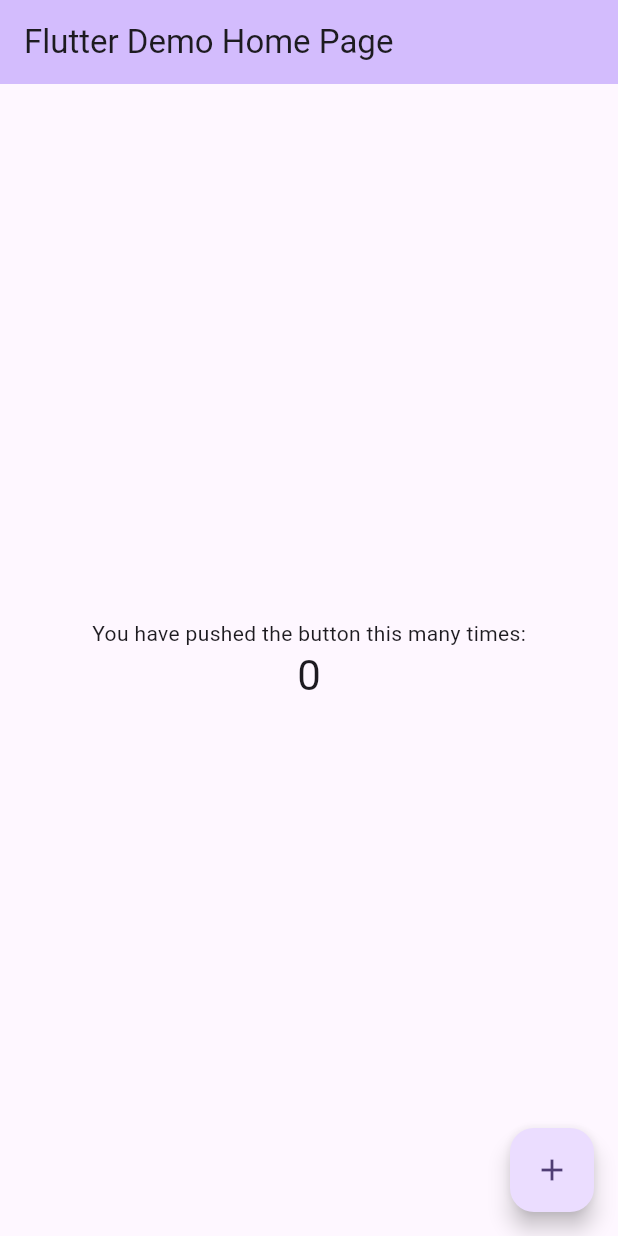
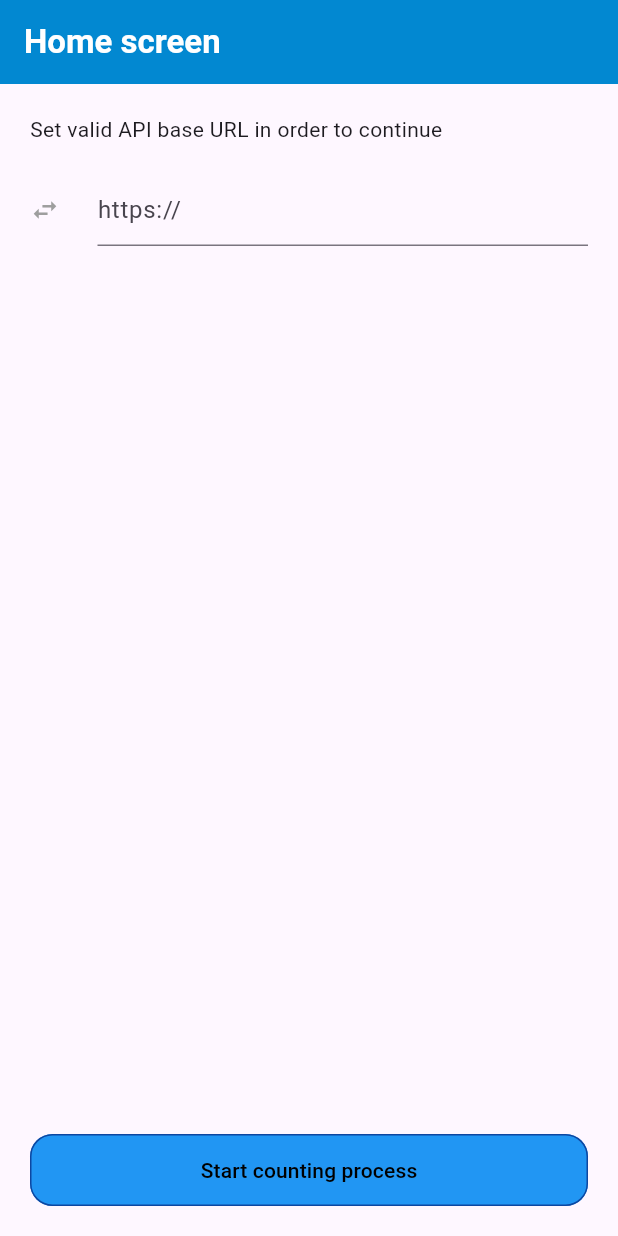
Before and after one commit to Viktor-Savytskyi/two_dots_short_way_app, a Flutter app: the screen it shows after launch, on a phone screen of 412 x 824 dp. Run offline on Flutter 3.47's test engine with Material 3 defaults, Android fonts, the phone set to English and light mode, and no system bars.

Commit message:
add urlValidator, models, home and process screen, api service

```diff
--- /dev/null
+++ b/lib/app.dart
@@ -0,0 +1,28 @@
+import 'package:flutter/material.dart';
+import 'screens/home_screen.dart';
+
+class MyApp extends StatelessWidget {
+  const MyApp({super.key});
+
+  // This widget is the root of your application.
+  @override
+  Widget build(BuildContext context) {
+    return MaterialApp(
+      title: 'Flutter Demo',
+      theme: ThemeData(
+        colorScheme: .fromSeed(seedColor: Colors.deepPurple),
+        appBarTheme: AppBarTheme(
+          backgroundColor:  Colors.lightBlue.shade700,
+          foregroundColor:  Colors.white,
+          centerTitle: false,
+          titleTextStyle: const TextStyle(
+            fontSize: 22,
+            fontWeight: FontWeight.w600,
+            color: Colors.white
+          ),
+        )
+      ),
+      home: const HomeScreen(title: 'Home screen'),
+    );
+  }
+}
--- a/lib/main.dart
+++ b/lib/main.dart
@@ -1,122 +1,6 @@
-import 'package:flutter/material.dart';
+import 'package:flutter/cupertino.dart';
+import 'app.dart';
 
 void main() {
   runApp(const MyApp());
 }
-
-class MyApp extends StatelessWidget {
-  const MyApp({super.key});
-
-  // This widget is the root of your application.
-  @override
-  Widget build(BuildContext context) {
-    return MaterialApp(
-      title: 'Flutter Demo',
-      theme: ThemeData(
-        // This is the theme of your application.
-        //
-        // TRY THIS: Try running your application with "flutter run". You'll see
-        // the application has a purple toolbar. Then, without quitting the app,
-        // try changing the seedColor in the colorScheme below to Colors.green
-        // and then invoke "hot reload" (save your changes or press the "hot
-        // reload" button in a Flutter-supported IDE, or press "r" if you used
-        // the command line to start the app).
-        //
-        // Notice that the counter didn't reset back to zero; the application
-        // state is not lost during the reload. To reset the state, use hot
-        // restart instead.
-        //
-        // This works for code too, not just values: Most code changes can be
-        // tested with just a hot reload.
-        colorScheme: .fromSeed(seedColor: Colors.deepPurple),
-      ),
-      home: const MyHomePage(title: 'Flutter Demo Home Page'),
-    );
-  }
-}
-
-class MyHomePage extends StatefulWidget {
-  const MyHomePage({super.key, required this.title});
-
-  // This widget is the home page of your application. It is stateful, meaning
-  // that it has a State object (defined below) that contains fields that affect
-  // how it looks.
-
-  // This class is the configuration for the state. It holds the values (in this
-  // case the title) provided by the parent (in this case the App widget) and
-  // used by the build method of the State. Fields in a Widget subclass are
-  // always marked "final".
-
-  final String title;
-
-  @override
-  State<MyHomePage> createState() => _MyHomePageState();
-}
-
-class _MyHomePageState extends State<MyHomePage> {
-  int _counter = 0;
-
-  void _incrementCounter() {
-    setState(() {
-      // This call to setState tells the Flutter framework that something has
-      // changed in this State, which causes it to rerun the build method below
-      // so that the display can reflect the updated values. If we changed
-      // _counter without calling setState(), then the build method would not be
-      // called again, and so nothing would appear to happen.
-      _counter++;
-    });
-  }
-
-  @override
-  Widget build(BuildContext context) {
-    // This method is rerun every time setState is called, for instance as done
-    // by the _incrementCounter method above.
-    //
-    // The Flutter framework has been optimized to make rerunning build methods
-    // fast, so that you can just rebuild anything that needs updating rather
-    // than having to individually change instances of widgets.
-    return Scaffold(
-      appBar: AppBar(
-        // TRY THIS: Try changing the color here to a specific color (to
-        // Colors.amber, perhaps?) and trigger a hot reload to see the AppBar
-        // change color while the other colors stay the same.
-        backgroundColor: Theme.of(context).colorScheme.inversePrimary,
-        // Here we take the value from the MyHomePage object that was created by
-        // the App.build method, and use it to set our appbar title.
-        title: Text(widget.title),
-      ),
-      body: Center(
-        // Center is a layout widget. It takes a single child and positions it
-        // in the middle of the parent.
-        child: Column(
-          // Column is also a layout widget. It takes a list of children and
-          // arranges them vertically. By default, it sizes itself to fit its
-          // children horizontally, and tries to be as tall as its parent.
-          //
-          // Column has various properties to control how it sizes itself and
-          // how it positions its children. Here we use mainAxisAlignment to
-          // center the children vertically; the main axis here is the vertical
-          // axis because Columns are vertical (the cross axis would be
-          // horizontal).
-          //
-          // TRY THIS: Invoke "debug painting" (choose the "Toggle Debug Paint"
-          // action in the IDE, or press "p" in the console), to see the
-          // wireframe for each widget.
-          mainAxisAlignment: .center,
-          children: [
-            const Text('You have pushed the button this many times:'),
-            Text(
-              '$_counter',
-              style: Theme.of(context).textTheme.headlineMedium,
-            ),
-          ],
-        ),
-      ),
-      floatingActionButton: FloatingActionButton(
-        onPressed: _incrementCounter,
-        tooltip: 'Increment',
-        child: const Icon(Icons.add),
-      ),
-    );
-  }
-}
--- /dev/null
+++ b/lib/models/grid_point_model.dart
@@ -0,0 +1,16 @@
+class GridPoint {
+  const GridPoint({
+    required this.x,
+    required this.y
+  });
+
+  final int x;
+  final int y;
+
+  factory GridPoint.fromJson(Map<String, dynamic> json) {
+    return GridPoint(
+      x: (json['x'] as num).toInt(),
+      y: (json['y'] as num).toInt(),
+    );
+  }
+}
--- /dev/null
+++ b/lib/models/path_task_model.dart
@@ -0,0 +1,24 @@
+import 'package:two_dots_short_way_app/models/grid_point_model.dart';
+
+class PathTask {
+  const PathTask({
+    required this.id,
+    required this.field,
+    required this.start,
+    required this.end,
+  });
+
+  final String id;
+  final List<String> field;
+  final GridPoint start;
+  final GridPoint end;
+
+  factory PathTask.fromJson(Map<String, dynamic> json) {
+    return PathTask(
+        id: json['id'] as String,
+      field: List<String>.from(json['field'] as List),
+      start: GridPoint.fromJson(json['start'] as Map<String, dynamic>),
+      end: GridPoint.fromJson(json['end'] as Map<String, dynamic>),
+    );
+  }
+}
--- /dev/null
+++ b/lib/screens/home_screen.dart
@@ -0,0 +1,129 @@
+import 'package:flutter/material.dart';
+import 'package:two_dots_short_way_app/models/path_task_model.dart';
+import 'package:two_dots_short_way_app/services/api_service.dart';
+import 'package:two_dots_short_way_app/utils/url_validator.dart';
+import 'package:two_dots_short_way_app/widgets/app_scaffold.dart';
+import 'process_screen.dart';
+
+class HomeScreen extends StatefulWidget {
+  const HomeScreen({super.key, required this.title});
+
+  final String title;
+
+  @override
+  State<HomeScreen> createState() => _HomeScreenState();
+}
+
+class _HomeScreenState extends State<HomeScreen> {
+  final _urlController = TextEditingController();
+  final _apiService = ApiService();
+  bool _isLoading = false;
+
+  @override
+  void dispose() {
+    _urlController.dispose();
+    super.dispose();
+  }
+
+  void _openDetails({ required List<PathTask> tasks, required Uri url }) {
+    Navigator.of(context).push(
+        MaterialPageRoute(
+            builder: (context) => ProcessScreen(url: url, taskFeature: tasks,)
+        )
+    );
+  }
+
+  Future<void> _onContinuePressed() async {
+    final input = _urlController.text.trim();
+
+    if (!isValidUrl(input)) {
+      _showAlert('Invalid URL');
+      return;
+    }
+
+    setState(() => _isLoading = true);
+
+    try {
+      final apiUri = Uri.parse(input);
+      final tasks = await _apiService.fetchTasks(apiUri);
+      for (var item in tasks)  {
+        print('===== Task id: ${item.id}');
+        print('task field: ${item.field}');
+        print('task start: x == ${item.start.x}, y == ${item.start.y}');
+        print('task end: x == ${item.end.x}, y == ${item.end.y}');
+        print('===== ');
+      }
+
+      _openDetails(tasks: tasks, url: apiUri);
+    } catch (error) {
+      if (!mounted) return;
+      _showAlert('Request failed $error'
+           );
+    } finally {
+      if (mounted) setState(() => _isLoading = false);
+    }
+  }
+
+  void _showAlert(String message) {
+    showDialog(context: context, builder: (context) => AlertDialog(
+      title: Text(message),
+      content: Text("Please enter vallid url. example https://example.com"),
+      actions: [
+        TextButton(onPressed: () => Navigator.of(context).pop(),
+            child: const Text('OK'))
+      ],
+    )
+    );
+  }
+
+  @override
+  Widget build(BuildContext context) {
+    return AppScaffold(
+        title: widget.title,
+        body: Stack(
+          children: [
+            Column(
+              crossAxisAlignment: .start,
+              children: [
+                Text('Set valid API base URL in order to continue'),
+                SizedBox(height: 20),
+                Row(
+                  children: [
+                    const Icon(Icons.swap_horiz, size: 20, color: Colors.grey),
+                    SizedBox(width: 25),
+                    Expanded(child: TextField(
+                      controller: _urlController,
+                      keyboardType: .url,
+                      autocorrect:  false,
+                      decoration: const InputDecoration(
+                          hintText: 'https://',
+                          border: UnderlineInputBorder()
+                      ),
+                    ))
+                  ],
+                ),
+                const Spacer(),
+                SizedBox(
+                    width: .infinity,
+                    height: 48,
+                    child: FilledButton(onPressed:_isLoading ? null :  _onContinuePressed,
+                      style: FilledButton.styleFrom(
+                        backgroundColor: Colors.blue,
+                        foregroundColor: Colors.black,
+                        side: BorderSide(color: Colors.blue.shade900, width: 1),
+                        shape:  RoundedRectangleBorder(
+                          borderRadius: BorderRadius.circular(15),
+                        ),
+                      ),
+                      child: const Text('Start counting process'),
+                    )
+                )
+              ],
+            ),
+            if (_isLoading)
+              const Center(child: CircularProgressIndicator()),
+          ],
+        )
+    );
+  }
+}
--- /dev/null
+++ b/lib/screens/process_screen.dart
@@ -0,0 +1,42 @@
+import 'package:flutter/cupertino.dart';
+import 'package:flutter/material.dart';
+import 'package:two_dots_short_way_app/services/api_service.dart';
+import 'package:two_dots_short_way_app/widgets/app_scaffold.dart';
+import 'package:two_dots_short_way_app/models/path_task_model.dart';
+
+class ProcessScreen extends StatefulWidget {
+  const ProcessScreen({
+    super.key,
+    required this._taskFeature,
+    required this.url
+  });
+
+  final  List<PathTask> _taskFeature;
+   final Uri url;
+
+  @override
+  State<ProcessScreen> createState() => _ProcessScreenState(url: url, taskFeature: _taskFeature);
+}
+
+class _ProcessScreenState extends State<ProcessScreen> {
+
+  _ProcessScreenState({
+    required this.url,
+    required this._taskFeature
+  });
+
+  late final List<PathTask> _taskFeature;
+  late final Uri url;
+
+  void initState() {
+    super.initState();
+    // _taskFeature = ApiService().fetchTasks(widget.apiUri);
+}
+  @override
+  Widget build(BuildContext context) {
+    return AppScaffold(
+      title: 'Process screen',
+      body:  Text('$url'),
+    );
+  }
+}
--- /dev/null
+++ b/lib/services/api_service.dart
@@ -0,0 +1,28 @@
+import 'dart:convert';
+import 'package:http/http.dart' as http;
+import '../models/path_task_model.dart';
+
+class ApiException implements Exception {
+  ApiException(this.message);
+  final String message;
+
+  @override
+  String toString() => message;
+}
+
+class ApiService {
+  Future<List<PathTask>> fetchTasks(Uri uri) async {
+    final response = await http.get(uri);
+
+    final body = jsonDecode(response.body) as Map<String, dynamic>;
+
+    if (response.statusCode != 200 || body['error'] == true) {
+      throw ApiException(body['message'] as String? ?? 'HTTP ${response.statusCode}');
+    }
+
+    final data = body['data'] as List;
+    return data
+        .map((item) => PathTask.fromJson(item as Map<String, dynamic>))
+        .toList();
+  }
+}
--- /dev/null
+++ b/lib/utils/url_validator.dart
@@ -0,0 +1,5 @@
+bool isValidUrl(String input) {
+  final uri = Uri.tryParse(input.trim());
+  if (uri == null) return false;
+  return  uri.scheme == 'https' && uri.host.isNotEmpty;
+}
--- /dev/null
+++ b/lib/widgets/app_scaffold.dart
@@ -0,0 +1,24 @@
+import 'package:flutter/material.dart';
+
+class AppScaffold extends StatelessWidget {
+  const AppScaffold({
+    super.key,
+    required this.title,
+    required this.body,
+  });
+
+  final String title;
+  final Widget body;
+
+  @override
+  Widget build(BuildContext context) {
+    return Scaffold(
+      appBar:  AppBar(title: Text(title)),
+      body: SafeArea(child: Padding(
+          padding: const EdgeInsets.all(20),
+          child: body
+      )
+      ),
+    );
+  }
+}
--- a/pubspec.yaml
+++ b/pubspec.yaml
@@ -34,6 +34,8 @@ dependencies:
   # The following adds the Cupertino Icons font to your application.
   # Use with the CupertinoIcons class for iOS style icons.
   cupertino_icons: ^1.0.8
+  http: ^1.6.0
+  shared_preferences: ^2.5.5
 
 dev_dependencies:
   flutter_test:
```
Also changed, not shown: pubspec.lock, 2 other files.
